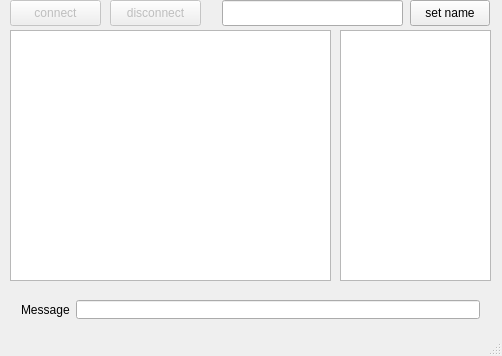
Above: mainwindow.ui from PALuczak/chatAppGroup11 before the change. Below: the same form after it.
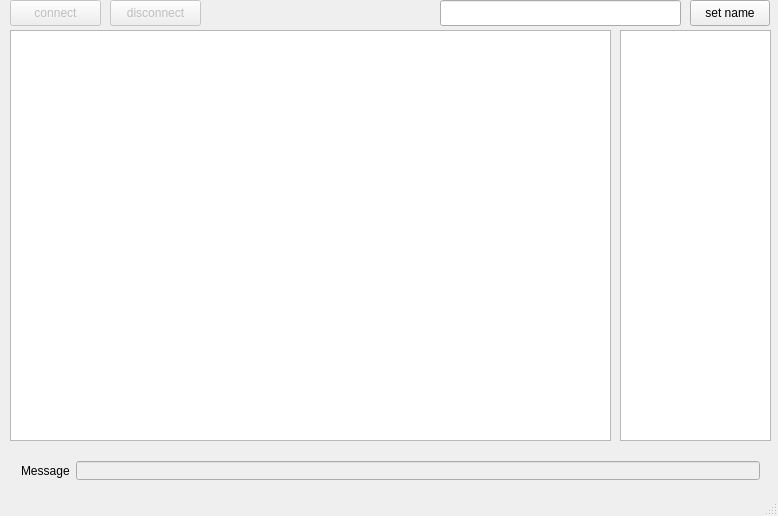
That is the form after the change.

Commit message: Enlarged UI, added length limitation to input fields.

The edit to the form file:
```diff
--- a/mainwindow.ui
+++ b/mainwindow.ui
@@ -6,8 +6,8 @@
    <rect>
     <x>0</x>
     <y>0</y>
-    <width>502</width>
-    <height>356</height>
+    <width>778</width>
+    <height>516</height>
    </rect>
   </property>
   <property name="sizePolicy">
@@ -27,8 +27,8 @@
     <property name="geometry">
      <rect>
       <x>10</x>
-      <y>289</y>
-      <width>481</width>
+      <y>450</y>
+      <width>761</width>
       <height>41</height>
      </rect>
     </property>
@@ -41,7 +41,14 @@
       </widget>
      </item>
      <item>
-      <widget class="QLineEdit" name="inputLine"/>
+      <widget class="QLineEdit" name="inputLine">
+       <property name="enabled">
+        <bool>false</bool>
+       </property>
+       <property name="maxLength">
+        <number>200</number>
+       </property>
+      </widget>
      </item>
     </layout>
    </widget>
@@ -50,8 +57,8 @@
      <rect>
       <x>10</x>
       <y>30</y>
-      <width>321</width>
-      <height>251</height>
+      <width>601</width>
+      <height>411</height>
      </rect>
     </property>
     <property name="readOnly">
@@ -61,10 +68,10 @@
    <widget class="QListWidget" name="userList">
     <property name="geometry">
      <rect>
-      <x>340</x>
+      <x>620</x>
       <y>30</y>
       <width>151</width>
-      <height>251</height>
+      <height>411</height>
      </rect>
     </property>
    </widget>
@@ -103,7 +110,7 @@
    <widget class="QPushButton" name="nameButton">
     <property name="geometry">
      <rect>
-      <x>410</x>
+      <x>690</x>
       <y>0</y>
       <width>80</width>
       <height>26</height>
@@ -116,9 +123,9 @@
    <widget class="QLineEdit" name="nameLine">
     <property name="geometry">
      <rect>
-      <x>222</x>
+      <x>440</x>
       <y>0</y>
-      <width>181</width>
+      <width>241</width>
       <height>26</height>
      </rect>
     </property>
```
Left out of the diff: 3 changed lines with no effect on the pictures. The commit also changes 1 other file.
